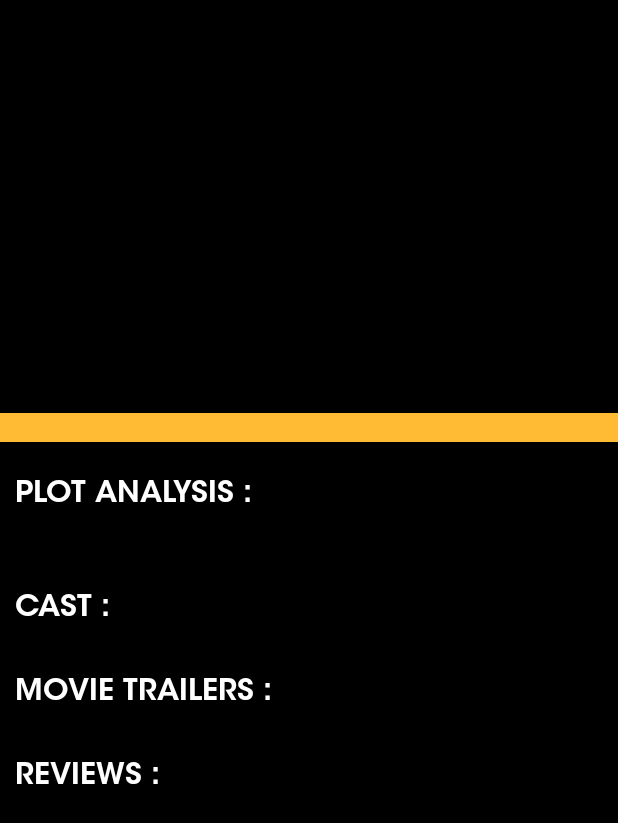
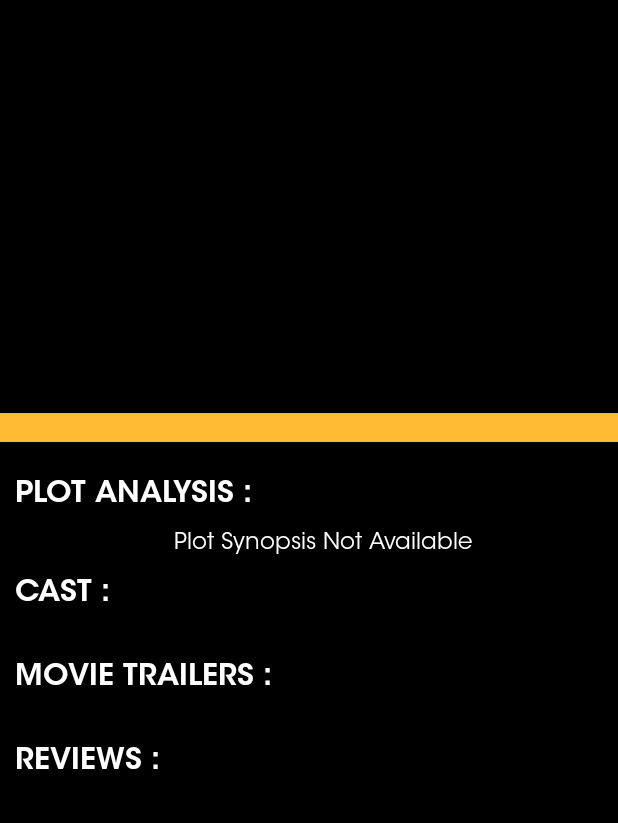
Before and after one commit to nasreekar/Udacity-Nanodegree-Popular-Movies-Stage2, an Android app: the DetailsActivity screen opened directly, with no data from a screen before it, on a phone screen of 412 x 824 dp. Shown: the top 823 px of the screen. Run offline under Robolectric (Android 15) with nearby library versions, the phone set to English and light mode, and no system bars; our stand-ins replace ButterKnife, Picasso; pictures from the network do not load; 10 statements that could not run were skipped.

Commit message:
partial implementation of toggling

```diff
--- a/app/build.gradle
+++ b/app/build.gradle
@@ -42,6 +42,10 @@ android {
             resValue 'string', YOUTUBE_IMAGE_EXTENSION, '"/mqdefault.jpg"'
         }
     }
+    compileOptions {
+        sourceCompatibility = '1.8'
+        targetCompatibility = '1.8'
+    }
 
     dependencies {
         implementation fileTree(dir: 'libs', include: ['*.jar'])
--- a/app/src/main/java/com/example/abhijithsreekar/popularmovies/DetailsActivity.java
+++ b/app/src/main/java/com/example/abhijithsreekar/popularmovies/DetailsActivity.java
@@ -7,6 +7,7 @@ import android.support.v7.app.AppCompatActivity;
 import android.support.v7.widget.LinearLayoutManager;
 import android.support.v7.widget.RecyclerView;
 import android.util.Log;
+import android.view.View;
 import android.widget.ImageView;
 import android.widget.TextView;
 import android.widget.Toast;
@@ -71,6 +72,18 @@ public class DetailsActivity extends AppCompatActivity {
     @BindView(R.id.rv_cast)
     public RecyclerView rvCast;
 
+    @BindView(R.id.tv_plot_not_available)
+    TextView plotNotAvailable;
+
+    @BindView(R.id.tv_cast_not_available)
+    TextView castNotAvailable;
+
+    @BindView(R.id.tv_trailers_not_available)
+    TextView trailersNotAvailable;
+
+    @BindView(R.id.tv_reviews_not_available)
+    TextView reviewsNotAvailable;
+
     @Override
     protected void onCreate(Bundle savedInstanceState) {
         super.onCreate(savedInstanceState);
@@ -92,7 +105,11 @@ public class DetailsActivity extends AppCompatActivity {
 
         movieTitle.setText(selectedMovie.getTitle());
         movieLanguage.setText(new StringBuilder("Language: ").append(selectedMovie.getOriginalLanguage()));
-        moviePlot.setText(selectedMovie.getOverview());
+        if (selectedMovie.getOverview() != null && !selectedMovie.getOverview().isEmpty()) {
+            moviePlot.setText(selectedMovie.getOverview());
+        } else {
+            toggleNoPlotSynopsisMessage();
+        }
         movieReleaseDate.setText(new StringBuilder("Release Date: ").append(selectedMovie.getReleaseDate()));
         movieVoteAverage.setText(new StringBuilder("Rating: ").append(selectedMovie.getVoteAverage()));
 
@@ -116,11 +133,10 @@ public class DetailsActivity extends AppCompatActivity {
                 public void onResponse(@NonNull Call<MovieCredits> call, @NonNull Response<MovieCredits> response) {
                     if (response.isSuccessful() && response.body() != null) {
                         cast = response.body().getCast();
-                        if (trailers != null) {
+                        if (trailers != null && !trailers.isEmpty()) {
                             generateCreditsList(cast);
-                        }
-                        else {
-                            toggleNoTrailerMessage();
+                        } else {
+                            toggleNoCastMessage();
                         }
                     }
                 }
@@ -141,17 +157,16 @@ public class DetailsActivity extends AppCompatActivity {
                 retrofit = APIClient.getRetrofitInstance();
             }
             MovieInterface movieService = retrofit.create(MovieInterface.class);
-            Call<MovieReviews> call = movieService.getMovieReviews(id, API_KEY,1);
+            Call<MovieReviews> call = movieService.getMovieReviews(id, API_KEY, 1);
             call.enqueue(new Callback<MovieReviews>() {
                 @Override
                 public void onResponse(@NonNull Call<MovieReviews> call, @NonNull Response<MovieReviews> response) {
                     if (response.isSuccessful() && response.body() != null) {
                         reviews = response.body().getReviewList();
-                        if (reviews != null) {
+                        if (reviews != null && !reviews.isEmpty()) {
                             generateReviewList(reviews);
-                        }
-                        else {
-                            toggleNoTrailerMessage();
+                        } else {
+                            toggleNoReviewsMessage();
                         }
                     }
                 }
@@ -178,10 +193,9 @@ public class DetailsActivity extends AppCompatActivity {
                 public void onResponse(@NonNull Call<MovieTrailer> call, @NonNull Response<MovieTrailer> response) {
                     if (response.isSuccessful() && response.body() != null) {
                         trailers = response.body().getTrailers();
-                        if (trailers != null) {
+                        if (trailers != null && !trailers.isEmpty()) {
                             generateTrailerList(trailers);
-                        }
-                        else {
+                        } else {
                             toggleNoTrailerMessage();
                         }
                     }
@@ -228,6 +242,58 @@ public class DetailsActivity extends AppCompatActivity {
     }
 
     private void toggleNoTrailerMessage() {
+        if (trailersNotAvailable.getVisibility() == View.GONE) {
+            trailersNotAvailable.setVisibility(View.VISIBLE);
+        } else {
+            trailersNotAvailable.setVisibility(View.GONE);
+        }
 
+        if (rvTrailer.getVisibility() == View.VISIBLE) {
+            rvTrailer.setVisibility(View.GONE);
+        } else {
+            rvTrailer.setVisibility(View.VISIBLE);
+        }
+    }
+
+    private void toggleNoCastMessage() {
+        if (castNotAvailable.getVisibility() == View.GONE) {
+            castNotAvailable.setVisibility(View.VISIBLE);
+        } else {
+            castNotAvailable.setVisibility(View.GONE);
+        }
+
+        if (rvCast.getVisibility() == View.VISIBLE) {
+            rvCast.setVisibility(View.GONE);
+        } else {
+            rvCast.setVisibility(View.VISIBLE);
+        }
+    }
+
+    private void toggleNoReviewsMessage() {
+        if (reviewsNotAvailable.getVisibility() == View.GONE) {
+            reviewsNotAvailable.setVisibility(View.VISIBLE);
+        } else {
+            reviewsNotAvailable.setVisibility(View.GONE);
+        }
+
+        if (rvReviews.getVisibility() == View.VISIBLE) {
+            rvReviews.setVisibility(View.GONE);
+        } else {
+            rvReviews.setVisibility(View.VISIBLE);
+        }
+    }
+
+    private void toggleNoPlotSynopsisMessage() {
+        if (plotNotAvailable.getVisibility() == View.GONE) {
+            plotNotAvailable.setVisibility(View.VISIBLE);
+        } else {
+            plotNotAvailable.setVisibility(View.GONE);
+        }
+
+        if (moviePlot.getVisibility() == View.VISIBLE) {
+            moviePlot.setVisibility(View.GONE);
+        } else {
+            moviePlot.setVisibility(View.VISIBLE);
+        }
     }
 }
--- a/app/src/main/java/com/example/abhijithsreekar/popularmovies/Models/Cast.java
+++ b/app/src/main/java/com/example/abhijithsreekar/popularmovies/Models/Cast.java
@@ -19,9 +19,7 @@ public class Cast {
         return name;
     }
 
-    public String getCharacter() {
-        return character;
-    }
+    public String getCharacter() { return character; }
 
     public String getProfileUrl() {
         return profileUrl;
--- a/app/src/main/java/com/example/abhijithsreekar/popularmovies/Models/MovieCredits.java
+++ b/app/src/main/java/com/example/abhijithsreekar/popularmovies/Models/MovieCredits.java
@@ -10,8 +10,6 @@ public class MovieCredits {
 
     @SerializedName("cast")
     private ArrayList<Cast> cast;
-
-    public MovieCredits() {}
 
     public MovieCredits(long id, ArrayList<Cast> cast) {
         this.id = id;
--- a/app/src/main/res/layout/activity_details.xml
+++ b/app/src/main/res/layout/activity_details.xml
@@ -87,6 +87,17 @@
             android:layout_marginBottom="20dp" />
 
         <TextView
+            android:id="@+id/tv_plot_not_available"
+            style="@style/BodySmall"
+            android:layout_gravity="center"
+            android:layout_width="wrap_content"
+            android:layout_height="wrap_content"
+            android:layout_marginStart="10dp"
+            android:layout_marginBottom="10dp"
+            android:text="@string/plotNotAvailable"
+            android:visibility="gone"/>
+
+        <TextView
             android:id="@+id/tv_cast_heading"
             style="@style/DetailsPlotHeading"
             android:layout_width="wrap_content"
@@ -101,6 +112,17 @@
             android:layout_height="wrap_content"
             android:layout_marginBottom="20dp"
             android:orientation="horizontal" />
+
+        <TextView
+            android:id="@+id/tv_cast_not_available"
+            style="@style/BodySmall"
+            android:layout_gravity="center"
+            android:layout_width="wrap_content"
+            android:layout_height="wrap_content"
+            android:layout_marginStart="10dp"
+            android:layout_marginBottom="10dp"
+            android:text="@string/castNotAvailable"
+            android:visibility="gone"/>
 
         <TextView
             android:id="@+id/tv_trailers_heading"
@@ -119,6 +141,17 @@
             android:orientation="horizontal" />
 
         <TextView
+            android:id="@+id/tv_trailers_not_available"
+            style="@style/BodySmall"
+            android:layout_gravity="center"
+            android:layout_width="wrap_content"
+            android:layout_height="wrap_content"
+            android:layout_marginStart="10dp"
+            android:layout_marginBottom="10dp"
+            android:text="@string/trailerNotAvailable"
+            android:visibility="gone"/>
+
+        <TextView
             android:id="@+id/tv_reviews_heading"
             style="@style/DetailsPlotHeading"
             android:layout_width="wrap_content"
@@ -134,5 +167,16 @@
             android:layout_marginBottom="20dp"
             android:orientation="horizontal" />
 
+        <TextView
+            android:id="@+id/tv_reviews_not_available"
+            style="@style/BodySmall"
+            android:layout_gravity="center"
+            android:layout_width="wrap_content"
+            android:layout_height="wrap_content"
+            android:layout_marginStart="10dp"
+            android:layout_marginBottom="10dp"
+            android:text="@string/reviewsNotAvailable"
+            android:visibility="gone"/>
+
     </LinearLayout>
 </android.support.v4.widget.NestedScrollView>
--- a/app/src/main/res/values/strings.xml
+++ b/app/src/main/res/values/strings.xml
@@ -13,4 +13,8 @@
     <string name="no_description_available">No description available</string>
     <string name="reviews">Reviews :</string>
     <string name="cast">Cast :</string>
+    <string name="castNotAvailable">Cast Not Found</string>
+    <string name="trailerNotAvailable">Trailers Not Available</string>
+    <string name="reviewsNotAvailable">Reviews Not Available</string>
+    <string name="plotNotAvailable">Plot Synopsis Not Available</string>
 </resources>
```
Also changed, not shown: app/src/main/java/com/example/abhijithsreekar/popularmovies/Adapters/CustomReviewsAdapter.java (+21 -3 lines), app/src/main/java/com/example/abhijithsreekar/popularmovies/Models/Crew.java (deleted, +0 -23 lines), app/src/main/java/com/example/abhijithsreekar/popularmovies/Models/Reviews.java (+9 -0 lines), app/src/main/res/layout/layout_reviews_item.xml (+35 -29 lines).
